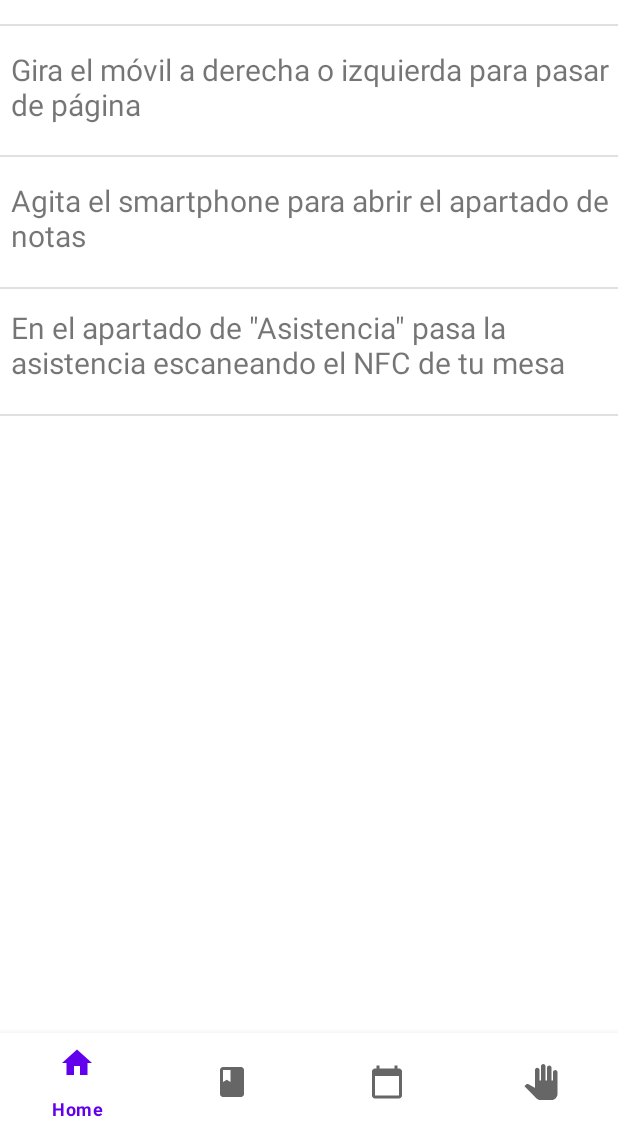
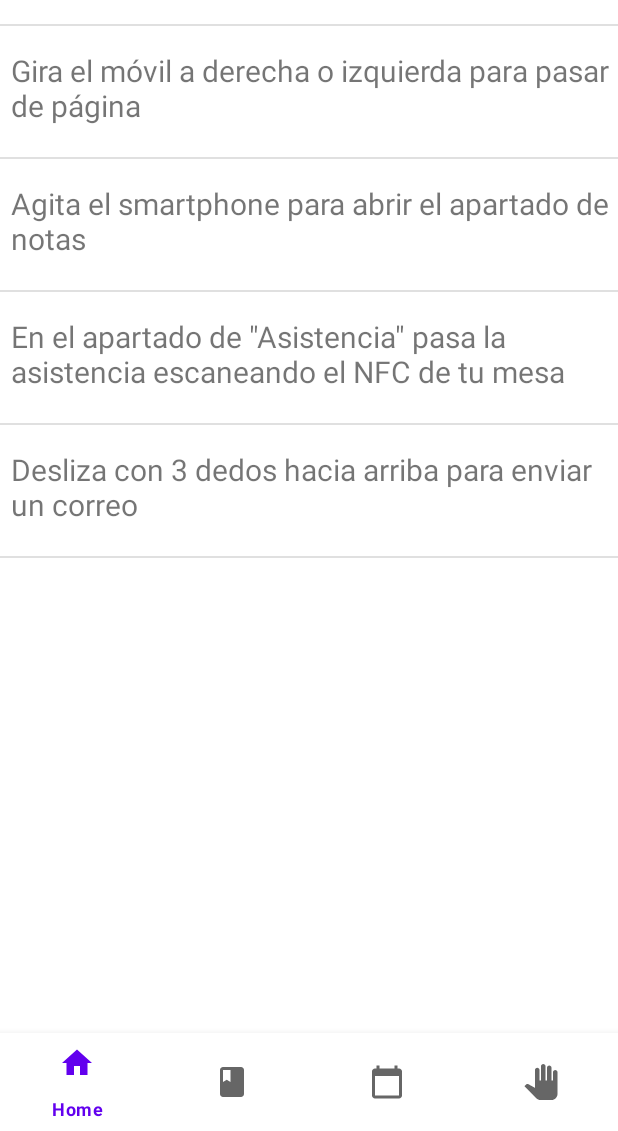
Before and after one commit to SHNacho/NPI, an Android app: the HomeFragment screen opened directly, with no data from a screen before it, on a phone screen of 412 x 824 dp, the part 105-1236 px from its top. Run offline under Robolectric (Android 15) with nearby library versions, the phone set to English and light mode, and no system bars; libraries missing offline, so code that uses them is left out: com.squareup.seismic, in.championswimmer.sfg; 7 statements that could not run were skipped.

Commit message:
Mejorado Home

```diff
--- a/app/src/main/res/layout/fragment_home.xml
+++ b/app/src/main/res/layout/fragment_home.xml
@@ -7,12 +7,31 @@
     tools:context=".MainActivity"
     tools:visibility="visible">
 
+    <com.google.android.material.divider.MaterialDivider
+        android:id="@+id/materialDivider5"
+        android:layout_width="match_parent"
+        android:layout_height="wrap_content"
+        android:layout_marginTop="16dp"
+        app:layout_constraintTop_toBottomOf="@+id/instruccion4"
+        tools:layout_editor_absoluteX="-4dp" />
+
+    <TextView
+        android:id="@+id/instruccion4"
+        android:layout_width="400dp"
+        android:layout_height="55dp"
+        android:layout_marginStart="7dp"
+        android:layout_marginTop="16dp"
+        android:text="Desliza con 3 dedos hacia arriba para enviar un correo"
+        android:textSize="20sp"
+        app:layout_constraintStart_toStartOf="parent"
+        app:layout_constraintTop_toBottomOf="@+id/materialDivider4" />
+
     <TextView
         android:id="@+id/instruccion3"
         android:layout_width="400dp"
         android:layout_height="55dp"
         android:layout_marginStart="7dp"
-        android:layout_marginTop="12dp"
+        android:layout_marginTop="16dp"
         android:text='En el apartado de "Asistencia" pasa la asistencia escaneando el NFC de tu mesa'
         android:textSize="20sp"
         app:layout_constraintStart_toStartOf="parent"
@@ -23,7 +42,7 @@
         android:layout_width="400dp"
         android:layout_height="55dp"
         android:layout_marginStart="7dp"
-        android:layout_marginTop="15dp"
+        android:layout_marginTop="16dp"
         android:text="Agita el smartphone para abrir el apartado de notas"
         android:textSize="20sp"
         app:layout_constraintStart_toStartOf="parent"
@@ -33,7 +52,7 @@
         android:id="@+id/materialDivider"
         android:layout_width="match_parent"
         android:layout_height="wrap_content"
-        android:layout_marginTop="15dp"
+        android:layout_marginTop="16dp"
         app:layout_constraintTop_toBottomOf="@+id/instruccion1"
         tools:layout_editor_absoluteX="0dp" />
 
@@ -81,7 +100,7 @@
         android:layout_width="400dp"
         android:layout_height="55dp"
         android:layout_marginStart="7dp"
-        android:layout_marginTop="15dp"
+        android:layout_marginTop="16dp"
         android:text="Gira el móvil a derecha o izquierda para pasar de página"
         android:textSize="20sp"
         app:layout_constraintStart_toStartOf="parent"
```
